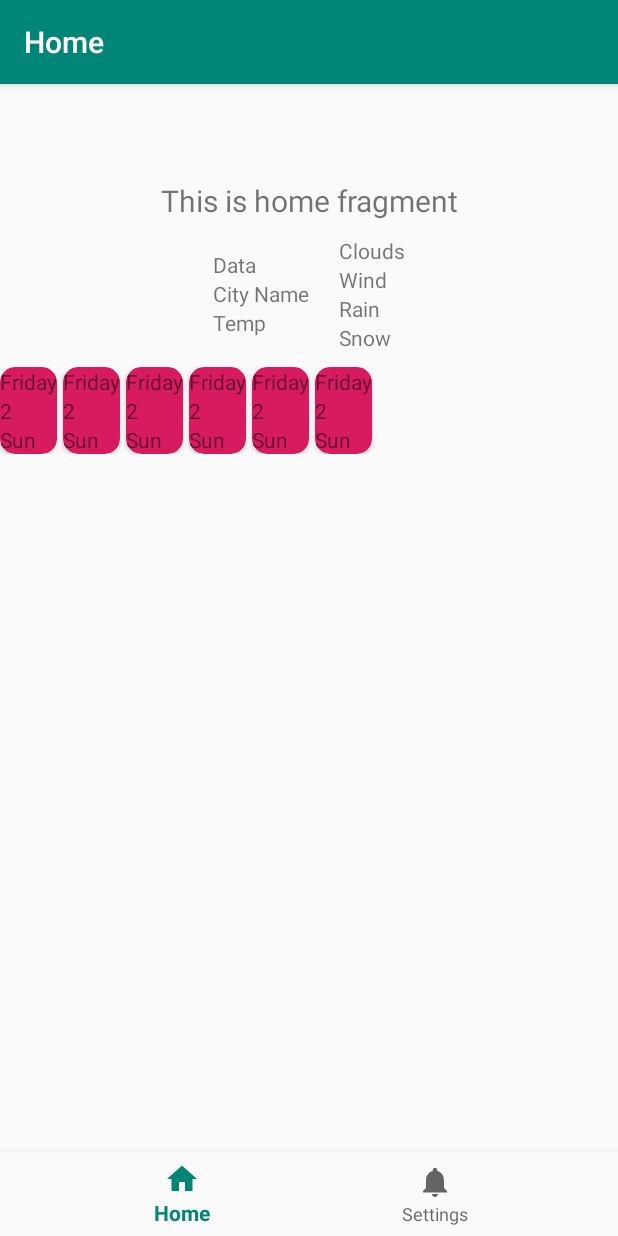
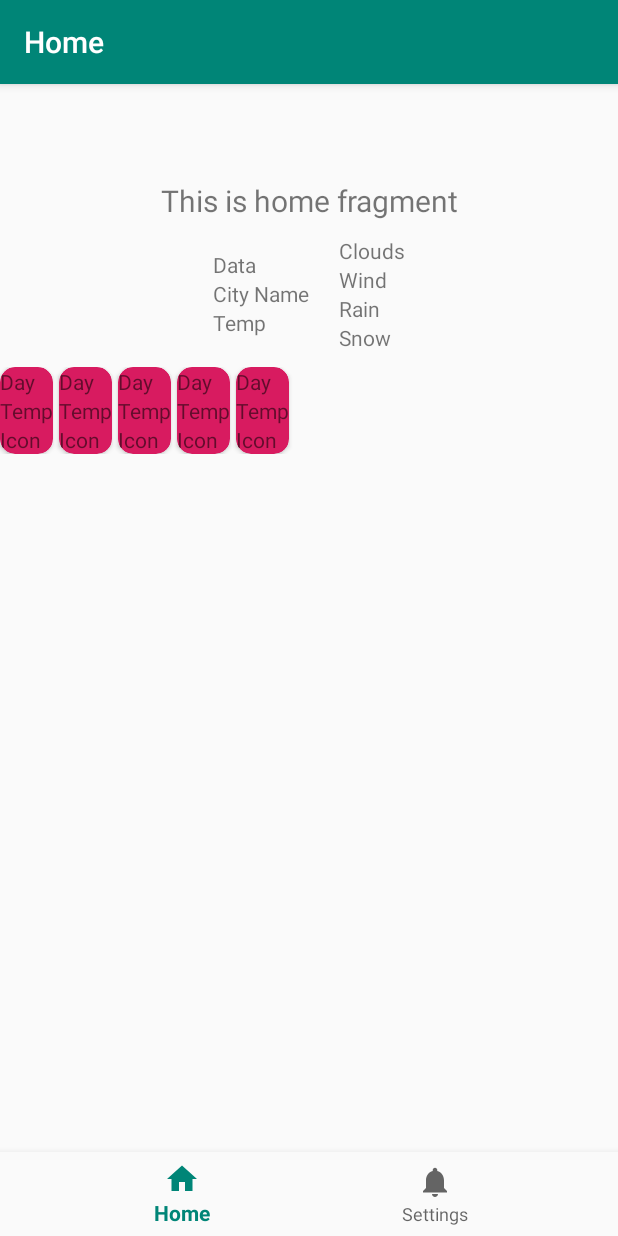
Before and after one commit to niww1919/WeatherApp3, an Android app: the screen it shows after launch (MainActivity), on a phone screen of 412 x 824 dp. Run offline under Robolectric (Android 15) with nearby library versions, the phone set to English and light mode, and no system bars; our stand-ins replace Picasso, navigation-ui; pictures from the network do not load; 1 statement that could not run was skipped.

Commit message:
add list weather

```diff
--- a/app/src/main/java/com/example/weatherapp3/WeatherListAdapter.java
+++ b/app/src/main/java/com/example/weatherapp3/WeatherListAdapter.java
@@ -1,6 +1,7 @@
 package com.example.weatherapp3;
 
 import android.app.Activity;
+import android.content.Context;
 import android.view.LayoutInflater;
 import android.view.View;
 import android.view.ViewGroup;
@@ -10,9 +11,20 @@ import android.widget.Toast;
 import androidx.annotation.NonNull;
 import androidx.recyclerview.widget.RecyclerView;
 
+import com.example.weatherapp3.weatherApi.WeatherApi;
 import com.google.android.material.snackbar.Snackbar;
 
+import java.util.ArrayList;
+import java.util.List;
+
 public class WeatherListAdapter extends RecyclerView.Adapter<WeatherListAdapter.ViewHolder> {
+    private LayoutInflater inflater;
+    private WeatherApi weather;
+
+    public WeatherListAdapter(Context context, WeatherApi weather) {
+        this.inflater = LayoutInflater.from(context);
+        this.weather = weather;
+    }
 
     @NonNull
     @Override
@@ -24,13 +36,17 @@ public class WeatherListAdapter extends RecyclerView.Adapter<WeatherListAdapter.
 
     @Override
     public void onBindViewHolder(@NonNull WeatherListAdapter.ViewHolder holder, int position) {
-        holder.setData("Friday","Sun",2);
+        holder.setData(position);
 
     }
 
     @Override
+//    public int getItemCount() {
+//        return 6;//fixme
+//    }
     public int getItemCount() {
-        return 6;//fixme
+//        return weather;//fixme or may be set 5
+        return 5;
     }
 
     public class ViewHolder extends RecyclerView.ViewHolder {
@@ -54,10 +70,13 @@ public class WeatherListAdapter extends RecyclerView.Adapter<WeatherListAdapter.
             });
         }
 
-        void setData(String day, String icon, int temp) {
-            tvListDay.setText(day);
-            tvListIcon.setText(icon);
-            tvListTemp.setText(String.valueOf(temp));
+//        void setData(String day, String icon, int temp) {
+        void setData(int p) {
+            tvListDay.setText(weather.getList().get(p).getDtTxt());
+//            ((TextView)getActivity().findViewById(R.id.tvData)).setText(String.valueOf(weatherApi.getList().get(0).getDtTxt()));
+
+//            tvListIcon.setText(icon);
+//            tvListTemp.setText(String.valueOf(temp));
         }
     }
 }
--- a/app/src/main/java/com/example/weatherapp3/WeatherProvider.java
+++ b/app/src/main/java/com/example/weatherapp3/WeatherProvider.java
@@ -4,11 +4,14 @@ import android.os.Handler;
 import android.util.Log;
 
 import com.example.weatherapp3.weatherApi.WeatherApi;
+import com.google.android.material.snackbar.Snackbar;
+
 import java.io.IOException;
 import java.util.ArrayList;
 import java.util.List;
 import java.util.Timer;
 import java.util.TimerTask;
+
 import retrofit2.Call;
 import retrofit2.Response;
 import retrofit2.Retrofit;
@@ -90,15 +93,15 @@ public class WeatherProvider {
             public void run() {
 
 
-                final WeatherApi weatherApi = getWeatherByRetrofit("Moscow");
-//                final WeatherApi weatherApi = getWeatherByOkHttp("Moscow");
-//                getWeatherByRetrofit("Omsk");// load data to log
-                Log.i("loadData", weatherApi.getCity().getName());
-//                Log.i("loadData", weatherApi.getCod());
+                WeatherApi weatherApi = getWeatherByRetrofit("Moscow");
+
+                //fixme crash app when no internet
 
                 if (weatherApi == null) {
                     return;
                 }
+
+                Log.i("loadData", weatherApi.getCity().getName());
                 handler.post(new Runnable() {//new treads
                     @Override
                     public void run() {
@@ -113,7 +116,7 @@ public class WeatherProvider {
 
 
             }
-        }, 200, 100000);
+        }, 2000, 10000);
     }
 
     void stopLoadData() {
--- a/app/src/main/java/com/example/weatherapp3/ui/home/HomeFragment.java
+++ b/app/src/main/java/com/example/weatherapp3/ui/home/HomeFragment.java
@@ -18,11 +18,19 @@ import androidx.recyclerview.widget.RecyclerView;
 
 import com.example.weatherapp3.R;
 import com.example.weatherapp3.WeatherListAdapter;
+import com.example.weatherapp3.WeatherProvider;
+import com.example.weatherapp3.WeatherProviderListener;
+import com.example.weatherapp3.weatherApi.WeatherApi;
 import com.google.android.material.snackbar.Snackbar;
 
-public class HomeFragment extends Fragment {
+import java.util.ArrayList;
+import java.util.List;
+
+public class HomeFragment extends Fragment{
 
     private HomeViewModel homeViewModel;
+    WeatherApi weather;
+
 
     public View onCreateView(@NonNull LayoutInflater inflater,
                              ViewGroup container, Bundle savedInstanceState) {
@@ -37,13 +45,19 @@ public class HomeFragment extends Fragment {
             }
         });
 
+        //fixme how get weatherApi
+        List<WeatherApi> list;
+        list = new ArrayList<>();
+
+
         RecyclerView recyclerView = root.findViewById(R.id.rvWeatherList);
         recyclerView.setHasFixedSize(true);
 //        LinearLayoutManager layoutManager = new LinearLayoutManager(getContext());
         recyclerView.setLayoutManager(new LinearLayoutManager(getContext(), LinearLayoutManager.HORIZONTAL,false));
+        WeatherListAdapter adapter = new WeatherListAdapter(getContext(), weather);
 
 //        recyclerView.setLayoutManager(layoutManager);
-        recyclerView.setAdapter(new WeatherListAdapter());
+        recyclerView.setAdapter(adapter);
 
         //fixme decoration to cardview
         DividerItemDecoration decoration = new DividerItemDecoration(getContext(), LinearLayoutManager.HORIZONTAL);
@@ -66,4 +80,5 @@ public class HomeFragment extends Fragment {
 
 
     }
+
 }
```
